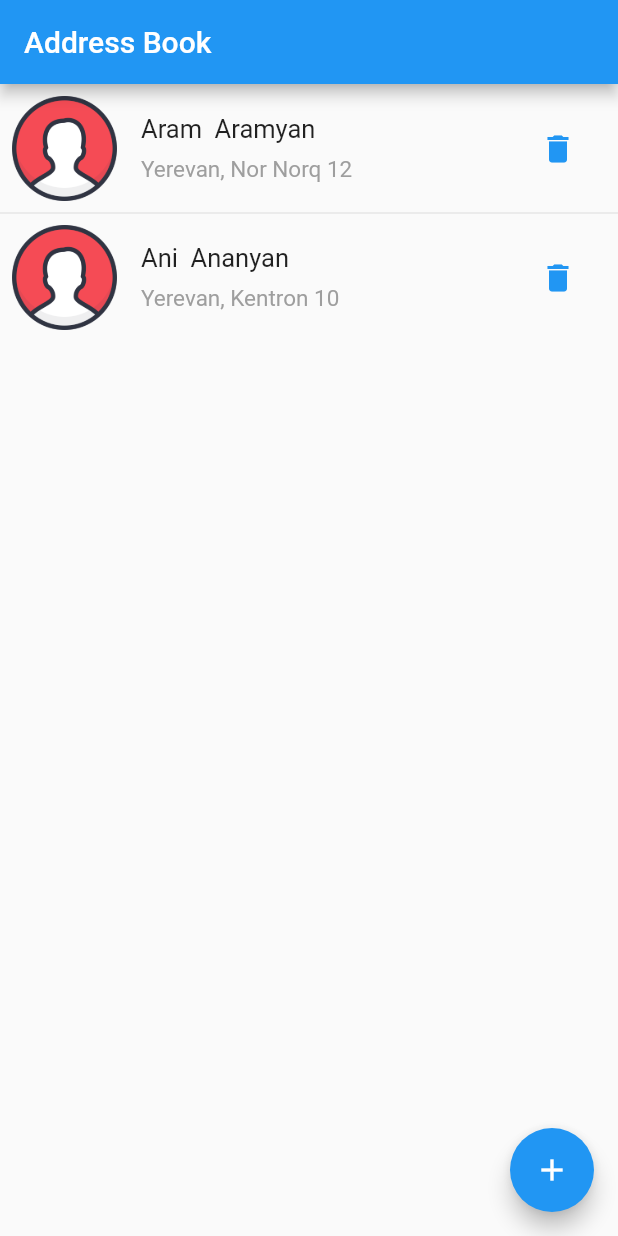
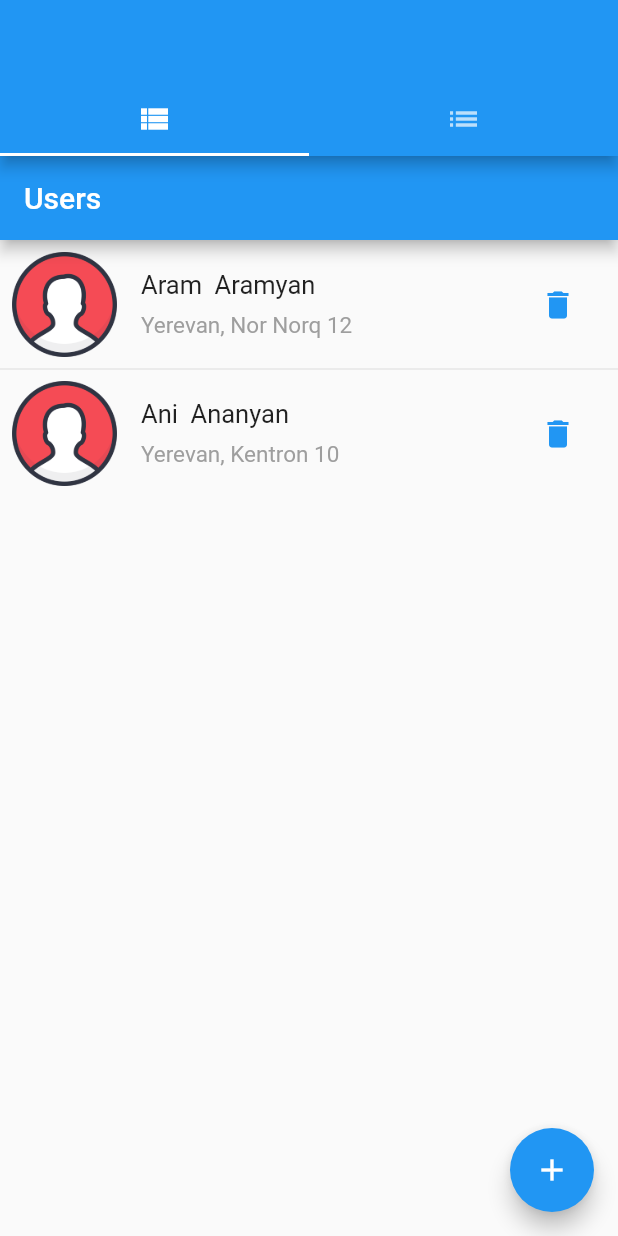
Before and after one commit to Aghabalyan/address_book, a Flutter app: the screen it shows after launch, on a phone screen of 412 x 824 dp. Run offline on Flutter 3.47's test engine with Material 2 defaults, Android fonts, the phone set to English and light mode, and no system bars; our stand-ins replace image_picker; missing offline and left inert: dart:ffi.

Commit message:
feat: add tab bar

```diff
--- a/lib/main.dart
+++ b/lib/main.dart
@@ -1,3 +1,4 @@
+import 'package:address_book/screens/tab_bar.dart';
 import 'package:flutter/material.dart';
 import 'package:address_book/screens/users.dart';
 
@@ -15,7 +16,8 @@ class MyApp extends StatelessWidget {
       theme: ThemeData(
         primarySwatch: Colors.blue,
       ),
-      home: const Users(title: 'Address Book'),
+      home: //const Users(title: 'Address Book'),
+          const HomeTabBar(),
     );
   }
 }
--- /dev/null
+++ b/lib/screens/contacts.dart
@@ -0,0 +1,20 @@
+
+import 'package:flutter/material.dart';
+
+class Contacts extends StatelessWidget {
+  const Contacts({Key? key}) : super(key: key);
+
+  @override
+  Widget build(BuildContext context) {
+    return MaterialApp(
+      home: Scaffold (
+        appBar: AppBar(
+          title: Text('Contacts'),
+        ),
+        body: Center(
+          child: Text('Hello'),
+        ),
+      ),
+    );
+  }
+}
--- /dev/null
+++ b/lib/screens/tab_bar.dart
@@ -0,0 +1,77 @@
+import 'package:address_book/screens/users.dart';
+import 'package:address_book/screens/contacts.dart';
+import 'package:flutter/cupertino.dart';
+import 'package:flutter/material.dart';
+import 'dart:io' show Platform;
+
+void main() {
+  runApp(const HomeTabBar());
+}
+
+class HomeTabBar extends StatelessWidget {
+  const HomeTabBar({super.key});
+
+  @override
+  Widget build(BuildContext context) {
+    final List<Widget> tabs = [const Users(title: 'Users'), const Contacts()];
+
+    return Platform.isAndroid
+        ? MaterialApp(
+            home: DefaultTabController(
+              initialIndex: 0,
+              length: 2,
+              child: Scaffold(
+                appBar: AppBar(
+                  bottom: const TabBar(
+                    tabs: <Widget>[
+                      Tab(
+                        icon: Icon(Icons.view_list),
+                      ),
+                      Tab(
+                        icon: Icon(Icons.list),
+                      ),
+                    ],
+                  ),
+                ),
+                body: const TabBarView(
+                  children: <Widget>[
+                    Users(title: 'Users'),
+                    Contacts(),
+                  ],
+                ), // This trailing comma makes auto-formatting nicer for build methods.
+              ),
+            ),
+          )
+        : CupertinoApp(
+            home: CupertinoTabScaffold(
+              tabBar: CupertinoTabBar(
+                items: const <BottomNavigationBarItem>[
+                  BottomNavigationBarItem(
+                    icon: Icon(CupertinoIcons.list_bullet_below_rectangle),
+                    label: 'Users',
+                  ),
+                  BottomNavigationBarItem(
+                    icon: Icon(CupertinoIcons.list_bullet),
+                    label: 'Contacts',
+                  ),
+                ],
+              ),
+              tabBuilder: (BuildContext context, int index) {
+                return CupertinoTabView(
+                  builder: (BuildContext context) {
+                   return Padding(
+                     padding: const EdgeInsets.only(bottom: 50),
+                      child: tabs[index]
+                    );
+                  },
+                );
+              },
+            ),
+            localizationsDelegates: const [
+              DefaultMaterialLocalizations.delegate,
+              DefaultCupertinoLocalizations.delegate,
+              DefaultWidgetsLocalizations.delegate,
+            ],
+          );
+  }
+}
--- a/lib/screens/user_form.dart
+++ b/lib/screens/user_form.dart
@@ -19,6 +19,7 @@ class _AddUserFormState extends State<AddUserForm> {
   final firstNameController = TextEditingController();
   final lastNameController = TextEditingController();
   final addressController = TextEditingController();
+
 
   bool isEnable = false;
   File? _imageFile;
@@ -197,7 +198,9 @@ class _AddUserFormState extends State<AddUserForm> {
         int.parse(selectedAgeItem!),
         addressController.text,
         _imageFile);
-    Navigator.of(context, rootNavigator: true).pop(user);
+
+    // TODO: -
+     Navigator.of(context, rootNavigator: true).pop(user);
   }
 
   Future pickImage() async {
```
Also changed, not shown: lib/screens/users.dart (+4 -3 lines).
